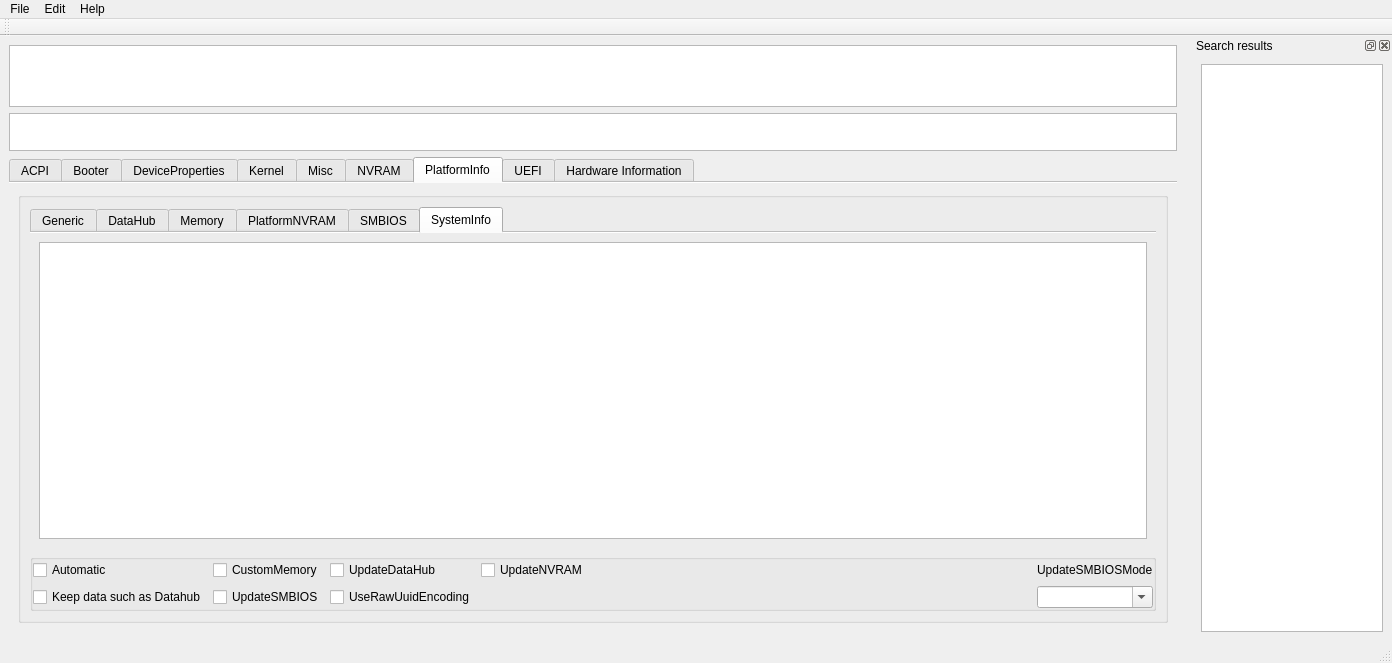
First picture: the form in mainwindow.ui, repository ic005k/OCAuxiliaryTools, before the edit.
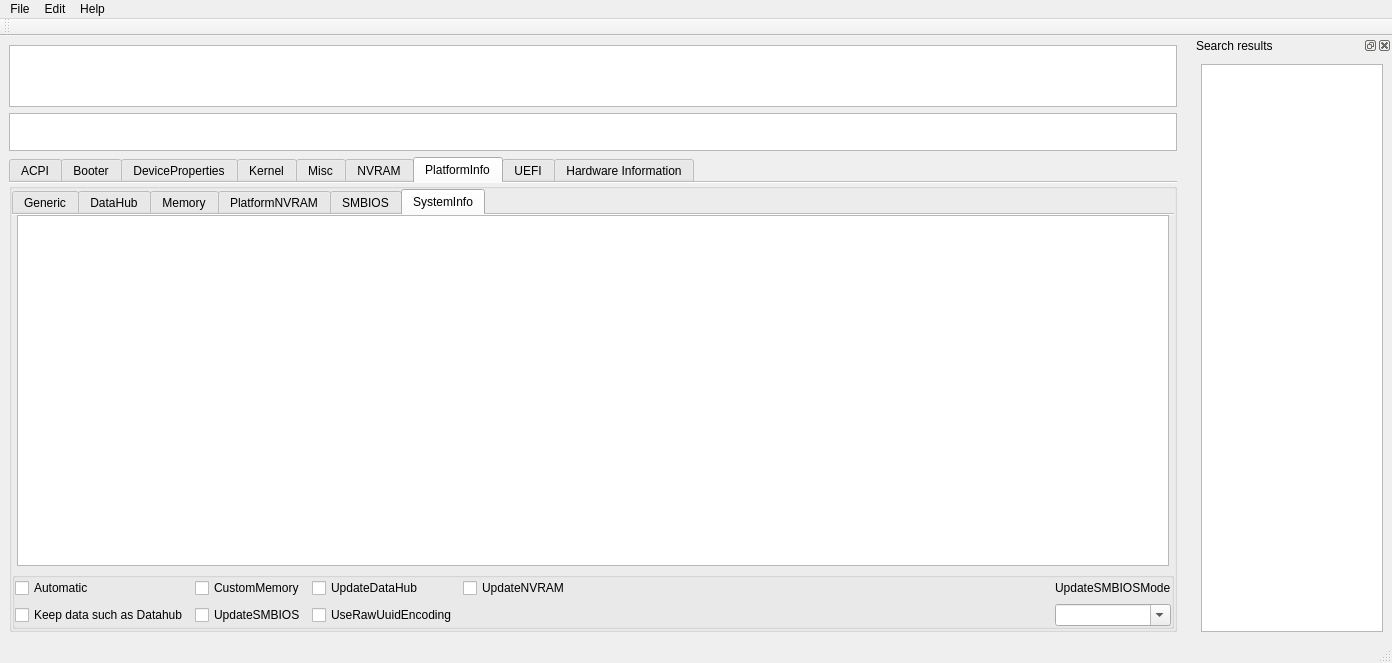
Second picture: the form after the edit. The open tabs and pages were chosen to show the change. Icons and pictures are not drawn.

```diff
--- a/mainwindow.ui
+++ b/mainwindow.ui
@@ -5426,12 +5426,36 @@
         <string notr="true">PlatformInfo</string>
        </attribute>
        <layout class="QGridLayout" name="gridLayout_75">
+        <property name="leftMargin">
+         <number>0</number>
+        </property>
+        <property name="topMargin">
+         <number>0</number>
+        </property>
+        <property name="rightMargin">
+         <number>0</number>
+        </property>
+        <property name="bottomMargin">
+         <number>0</number>
+        </property>
         <item row="1" column="0">
          <widget class="QGroupBox" name="groupBox_12">
           <property name="title">
            <string/>
           </property>
           <layout class="QGridLayout" name="gridLayout_56">
+           <property name="leftMargin">
+            <number>0</number>
+           </property>
+           <property name="topMargin">
+            <number>0</number>
+           </property>
+           <property name="rightMargin">
+            <number>0</number>
+           </property>
+           <property name="bottomMargin">
+            <number>0</number>
+           </property>
            <item row="0" column="0">
             <widget class="QTabWidget" name="tabPlatformInfo">
              <property name="tabShape">
@@ -7119,6 +7143,18 @@
                <string>SystemInfo</string>
               </attribute>
               <layout class="QGridLayout" name="gridLayout_37">
+               <property name="leftMargin">
+                <number>5</number>
+               </property>
+               <property name="topMargin">
+                <number>0</number>
+               </property>
+               <property name="rightMargin">
+                <number>5</number>
+               </property>
+               <property name="bottomMargin">
+                <number>0</number>
+               </property>
                <item row="0" column="0">
                 <widget class="QTextEdit" name="textMacInfo">
                  <property name="readOnly">
```
Left out of the diff: 16 changed lines with no effect on the pictures.
